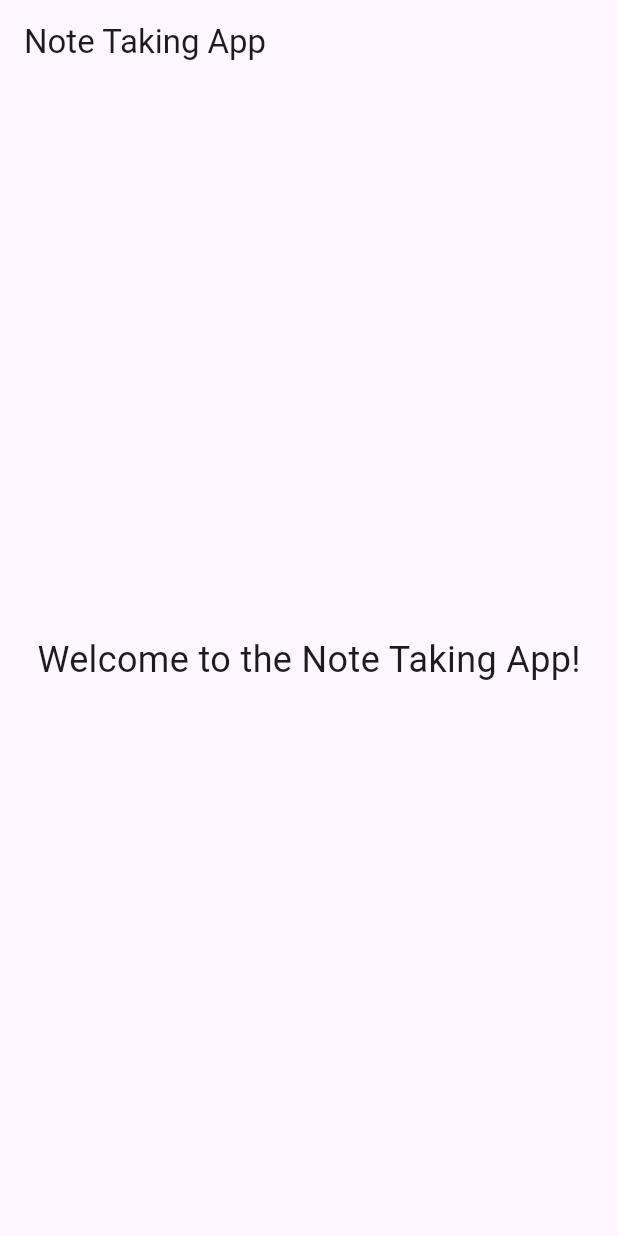
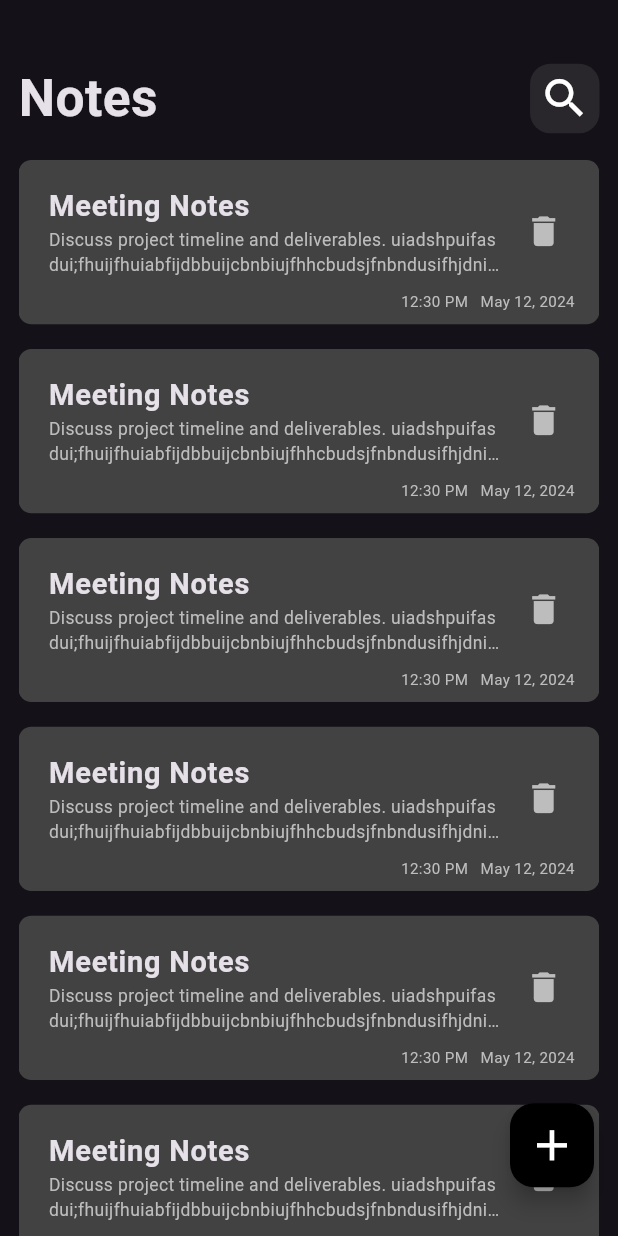
Before and after one commit to anas3654/notes_app, a Flutter app: the screen it shows after launch, on a phone screen of 412 x 824 dp. Run offline on Flutter 3.47's test engine with Material 3 defaults, Android fonts, the phone set to English and light mode, and no system bars; our stand-ins replace sizer.

Commit message:
finish home view UI

```diff
--- a/lib/main.dart
+++ b/lib/main.dart
@@ -1,4 +1,6 @@
 import 'package:flutter/material.dart';
+import 'package:note_app/views/home_views.dart';
+import 'package:sizer/sizer.dart';
 
 void main() {
   runApp(const NoteApp());
@@ -9,19 +11,17 @@ class NoteApp extends StatelessWidget {
 
   @override
   Widget build(BuildContext context) {
-    return MaterialApp(
-      title: 'Note Taking App',
-      theme: ThemeData(
-        primarySwatch: Colors.blue,
-      ),
-      home: Scaffold(
-        appBar: AppBar(
-          title: Text('Note Taking App'),
-        ),
-        body: Center(
-          child: Text('Welcome to the Note Taking App!', style: TextStyle(fontSize: 24)),
-        ),
-      ),
-    );
+  return Sizer(
+      builder: (context, orientation, deviceType){
+        return MaterialApp(
+            title: 'Note Taking App',
+            debugShowCheckedModeBanner: false,
+            theme: ThemeData(
+              brightness: Brightness.dark
+            ),
+            home: HomeScreen()
+        );
+    });
+
   }
 }
--- /dev/null
+++ b/lib/views/home_views.dart
@@ -0,0 +1,28 @@
+import 'package:flutter/material.dart';
+import 'package:sizer/sizer.dart';
+import '../widgets/custom_app_bar.dart';
+import '../widgets/custom_floating_action_button.dart';
+import '../widgets/note_item.dart';
+
+class HomeScreen extends StatelessWidget {
+  const HomeScreen({super.key});
+
+  @override
+  Widget build(BuildContext context) {
+    return Scaffold(
+      floatingActionButton: CustomFloatingActionButton(),
+      body: Padding(
+        padding: EdgeInsets.symmetric(horizontal: 3.w),
+        child: Column(
+          children: [
+            SizedBox(
+              height: 5.h,
+            ),
+            CustomAppBar(),
+            NoteItem(),
+          ],
+        ),
+      ),
+    );
+  }
+}
--- /dev/null
+++ b/lib/widgets/custom_app_bar.dart
@@ -0,0 +1,22 @@
+import 'package:flutter/material.dart';
+import 'package:sizer/sizer.dart';
+
+import 'custom_search_icon.dart';
+
+class CustomAppBar extends StatelessWidget {
+  const CustomAppBar({super.key});
+
+  @override
+  Widget build(BuildContext context) {
+    return Row(
+      mainAxisAlignment: MainAxisAlignment.spaceBetween,
+      children: [
+        Text(
+          'Notes',
+          style: TextStyle(fontSize: 24.sp, fontWeight: FontWeight.bold),
+        ),
+        CustomSearchIcon(),
+      ],
+    );
+  }
+}
--- /dev/null
+++ b/lib/widgets/custom_floating_action_button.dart
@@ -0,0 +1,22 @@
+import 'package:flutter/material.dart';
+import 'package:sizer/sizer.dart';
+
+class CustomFloatingActionButton extends StatelessWidget {
+  const CustomFloatingActionButton({super.key});
+
+  @override
+  Widget build(BuildContext context) {
+    return Padding(
+      padding: EdgeInsets.only(bottom: 2.h),
+      child: FloatingActionButton(
+        onPressed: () {},
+        backgroundColor: Colors.black,
+        child: Icon(
+          Icons.add,
+          size: 24.sp,
+          color: Colors.white,
+        ),
+      ),
+    );
+  }
+}
--- /dev/null
+++ b/lib/widgets/custom_search_icon.dart
@@ -0,0 +1,26 @@
+import 'package:flutter/material.dart';
+import 'package:sizer/sizer.dart';
+
+class CustomSearchIcon extends StatelessWidget {
+  const CustomSearchIcon({super.key});
+
+  @override
+  Widget build(BuildContext context) {
+    return Container(
+      decoration: BoxDecoration(
+        borderRadius: BorderRadius.circular(15.sp),
+        color: Colors.grey.withOpacity(0.15),
+      ),
+      child: Padding(
+        padding: EdgeInsets.all(10.sp),
+        child: GestureDetector(
+          onTap: () {},
+          child: Icon(
+              Icons.search,
+              size: 24.sp,
+            ),
+        ),
+      ),
+    );
+  }
+}
--- /dev/null
+++ b/lib/widgets/note_item.dart
@@ -0,0 +1,83 @@
+import 'package:flutter/material.dart';
+import 'package:sizer/sizer.dart';
+
+class NoteItem extends StatelessWidget {
+  const NoteItem({super.key});
+
+  @override
+  Widget build(BuildContext context) {
+    return Expanded(
+      child: ListView.separated(
+        physics: BouncingScrollPhysics(),
+        padding: EdgeInsets.only(top: 2.h),
+        itemBuilder: (context, index) {
+          return Container(
+            padding: EdgeInsets.only(top: 1.h, left: 1.w, bottom: 1.h),
+            decoration: BoxDecoration(
+              color: Colors.grey.shade800,
+              borderRadius: BorderRadius.circular(12.sp),
+            ),
+            child: Column(
+              crossAxisAlignment: CrossAxisAlignment.end,
+              children: [
+                ListTile(
+                  title: Text(
+                    'Meeting Notes',
+                    style: TextStyle(
+                      fontSize: 18.sp,
+                      fontWeight: FontWeight.bold,
+                    ),
+                  ),
+                  subtitle: Text(
+                    'Discuss project timeline and deliverables. uiadshpuifasdui;fhuijfhuiabfijdbbuijcbnbiujfhhcbudsjfnbndusifhjdnihfbui',
+                    maxLines: 2,
+                    overflow: TextOverflow.ellipsis,
+                    style: TextStyle(
+                      fontSize: 14.sp,
+                      color: Colors.grey.shade400,
+                    ),
+                  ),
+                  trailing: GestureDetector(
+                    onTap: () {},
+                    child: Icon(
+                      Icons.delete,
+                      color: Colors.grey.shade400,
+                      size: 21.sp,
+                    ),
+                  ),
+                ),
+                Padding(
+                  padding: EdgeInsets.only(right: 4.w),
+                  child: Row(
+                    mainAxisAlignment: MainAxisAlignment.end,
+                    children: [
+                      Text(
+                        "12:30 PM",
+                        style: TextStyle(
+                            fontSize: 13.sp, color: Colors.grey.shade400),
+                      ),
+                      SizedBox(
+                        width: 2.w,
+                      ),
+                      Text(
+                        "May 12, 2024",
+                        style: TextStyle(
+                            fontSize: 13.sp, color: Colors.grey.shade400),
+                      ),
+                    ],
+                  ),
+                ),
+              ],
+            ),
+          );
+        },
+        separatorBuilder: (context, index) {
+          return SizedBox(
+            height: 2.h,
+          );
+        },
+        itemCount: 10,
+      ),
+    );
+  }
+}
--- a/pubspec.yaml
+++ b/pubspec.yaml
@@ -34,6 +34,7 @@ dependencies:
   # The following adds the Cupertino Icons font to your application.
   # Use with the CupertinoIcons class for iOS style icons.
   cupertino_icons: ^1.0.8
+  sizer:
 
 dev_dependencies:
   flutter_test:
```
Also changed, not shown: pubspec.lock.
